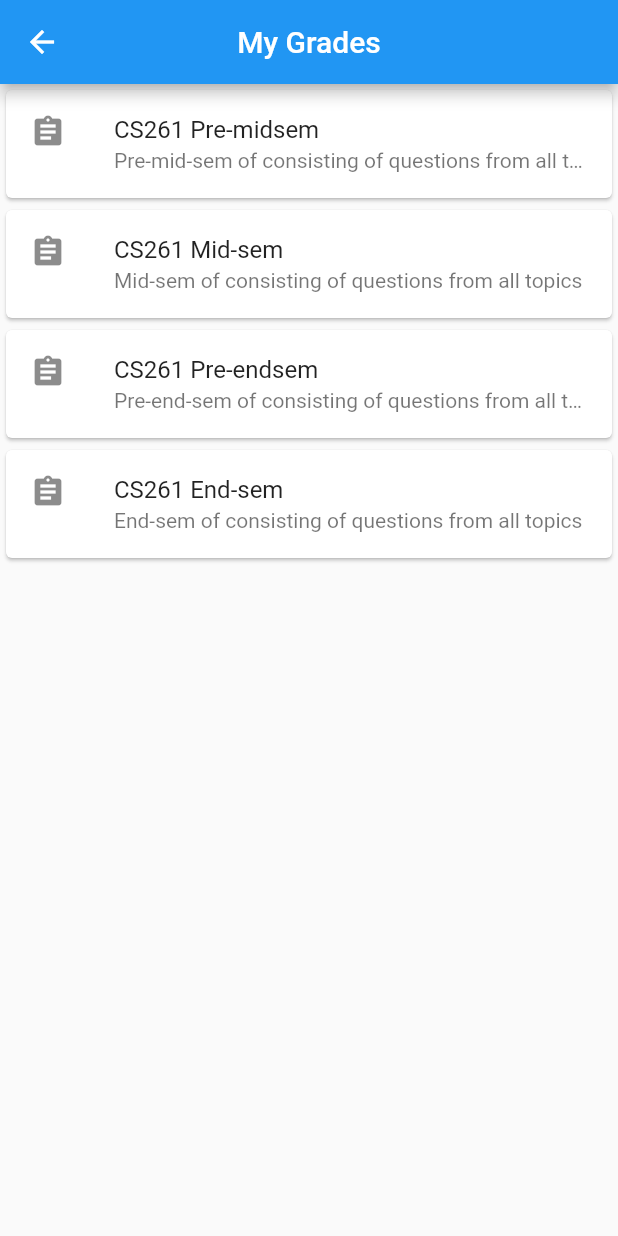
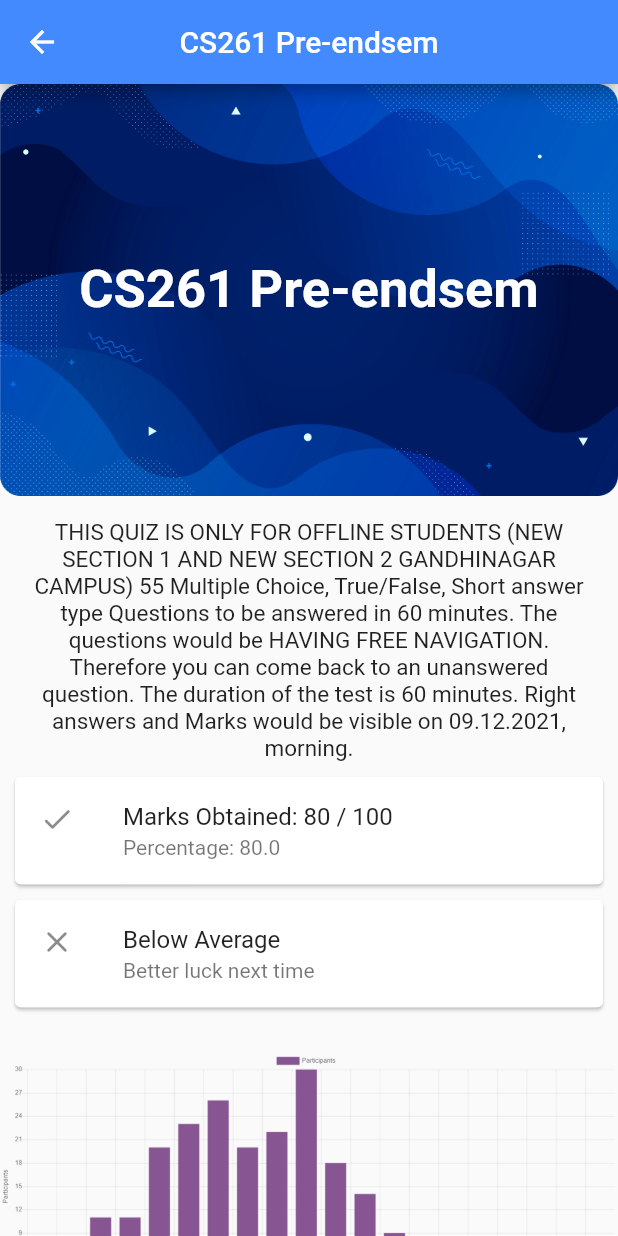
Before and after one commit to kalashshah/Institute-Management-App-Flutter, a Flutter app: the GradingPage screen opened directly, after a tap on "CS261 Pre-endsem", on a phone screen of 412 x 824 dp. Run offline on Flutter 3.47's test engine with Material 2 defaults, Android fonts, the light colour scheme and no system bars; our stand-ins replace flutter_svg, google_fonts; missing offline and left inert: dart:ffi, flutter_animated_button.

Commit message:
Add UI with objects

```diff
--- /dev/null
+++ b/lib/exam_page.dart
@@ -0,0 +1,72 @@
+import 'package:flutter/material.dart';
+import 'package:flutter/widgets.dart';
+import 'models/grade.dart';
+
+class ExamPage extends StatelessWidget {
+  final Exam exam;
+  final bool aboveAverage;
+  ExamPage(this.exam, {Key? key})
+      : aboveAverage =
+            exam.getGrade().getMarks() >= exam.getGrade().getAverage(),
+        super(key: key);
+
+  @override
+  Widget build(BuildContext context) {
+    return Scaffold(
+        appBar: AppBar(
+          title: Text(exam.getName()),
+          centerTitle: true,
+          backgroundColor: Colors.blueAccent,
+        ),
+        body: SingleChildScrollView(
+          child: Column(
+            children: <Widget>[
+              Stack(
+                alignment: Alignment.center,
+                children: <Widget>[
+                  Image.asset('assets/images/blueBackground.png'),
+                  Text(exam.getName(),
+                      style: const TextStyle(
+                          fontSize: 35,
+                          color: Colors.white,
+                          fontWeight: FontWeight.bold)),
+                ],
+              ),
+              Padding(
+                padding: const EdgeInsets.only(right: 15, top: 15, left: 15),
+                child: Text(
+                  exam.getDescription(),
+                  style: const TextStyle(fontSize: 15),
+                  textAlign: TextAlign.center,
+                ),
+              ),
+              Card(
+                margin: const EdgeInsets.all(10),
+                child: ListTile(
+                  leading: const Icon(Icons.check_rounded),
+                  title: Text(
+                      "Marks Obtained: ${exam.getGrade().getMarks()} / ${exam.getGrade().getTotal()}"),
+                  subtitle:
+                      Text("Percentage: ${exam.getGrade().getPercentage()}"),
+                ),
+              ),
+              Card(
+                margin: const EdgeInsets.only(bottom: 10, left: 10, right: 10),
+                child: ListTile(
+                  leading: Icon(
+                      aboveAverage ? Icons.check_rounded : Icons.close_rounded),
+                  title: Text(aboveAverage ? "Above Average" : "Below Average"),
+                  subtitle: Text(aboveAverage
+                      ? 'Great performance'
+                      : 'Better luck next time'),
+                ),
+              ),
+              Padding(
+                padding: const EdgeInsets.only(top: 20),
+                child: Image.asset('assets/images/histogram.png'),
+              ),
+            ],
+          ),
+        ));
+  }
+}
--- a/lib/grading_page.dart
+++ b/lib/grading_page.dart
@@ -1,13 +1,14 @@
 import 'package:flutter/material.dart';
 import 'package:flutter/widgets.dart';
 import 'package:imsystem/utils/grading_data.dart';
+import 'exam_page.dart';
 import 'models/grade.dart';
 
 class GradingCard extends StatelessWidget {
   final Exam exam;
 
-  GradingCard(name, description, grade, {Key? key})
-      : exam = Exam(name, description, grade),
+  GradingCard(name, description, grade, course, {Key? key})
+      : exam = Exam(name, description, grade, course),
         super(key: key);
 
   @override
@@ -16,17 +17,18 @@ class GradingCard extends StatelessWidget {
       child: Card(
         child: ListTile(
           leading: const Icon(Icons.assignment),
-          title: Text(exam.name),
-          subtitle: Text(exam.description, overflow: TextOverflow.ellipsis),
+          title: Text(exam.getName()),
+          subtitle:
+              Text(exam.getDescription(), overflow: TextOverflow.ellipsis),
         ),
       ),
       onTap: () {
-        // Navigator.push(
-        //   context,
-        //   MaterialPageRoute(
-        //     builder: (context) => ExamPage(exam),
-        //   ),
-        // );
+        Navigator.push(
+          context,
+          MaterialPageRoute(
+            builder: (context) => ExamPage(exam),
+          ),
+        );
       },
     );
   }
@@ -41,14 +43,16 @@ class GradingPage extends StatelessWidget {
       appBar: AppBar(
         title: const Text("My Grades"),
         centerTitle: true,
+        backgroundColor: Colors.blueAccent,
       ),
       body: ListView(
         shrinkWrap: true,
         children: myExams
             .map((exam) => GradingCard(
-                  exam.name,
-                  exam.description,
-                  Grade(exam.grade.marks, exam.grade.total),
+                  exam.getName(),
+                  exam.getDescription(),
+                  exam.getGrade(),
+                  exam.getCourse(),
                 ))
             .toList(),
       ),
--- a/lib/models/grade.dart
+++ b/lib/models/grade.dart
@@ -1,74 +1,236 @@
 class Person {
-  String name;
-  int age;
-  String roll;
+  String _name;
+  int _age;
+  String _roll;
 
-  Person(this.name, this.age, this.roll);
+  String getName() {
+    return _name;
+  }
+
+  int getAge() {
+    return _age;
+  }
+
+  String getRoll() {
+    return _roll;
+  }
+
+  void setName(String name) {
+    _name = name;
+  }
+
+  void setAge(int age) {
+    _age = age;
+  }
+
+  void setRoll(String roll) {
+    _roll = roll;
+  }
+
+  Person(this._name, this._age, this._roll);
 }
 
 class Student extends Person {
-  List<Course> courses;
-  Section section;
+  List<Course> _courses;
+  Section _section;
+
+  List<Course> getCourses() {
+    return _courses;
+  }
+
+  Section getSection() {
+    return _section;
+  }
+
+  void setCourses(List<Course> courses) {
+    _courses = courses;
+  }
+
+  void setSection(Section section) {
+    _section = section;
+  }
 
   Student(
-    String name,
-    int age,
-    String roll,
-    this.section,
-    this.courses,
-  ) : super(name, age, roll);
+    String _name,
+    int _age,
+    String _roll,
+    this._section,
+    this._courses,
+  ) : super(_name, _age, _roll);
 }
 
 class Instructor extends Person {
-  List<Course> classes;
-  int salary;
+  List<Course> _classes;
+  int _salary;
+
+  List<Course> getClasses() {
+    return _classes;
+  }
+
+  int getSalary() {
+    return _salary;
+  }
+
+  void setClasses(List<Course> classes) {
+    _classes = classes;
+  }
+
+  void setSalary(int salary) {
+    _salary = salary;
+  }
 
   Instructor(
-    String name,
-    int age,
-    String roll,
-    this.classes,
-    this.salary,
-  ) : super(name, age, roll);
+    String _name,
+    int _age,
+    String _roll,
+    this._classes,
+    this._salary,
+  ) : super(_name, _age, _roll);
 }
 
 class Course {
-  String name;
-  int credits;
-  Instructor instructor;
-  List<Assignment> assignments;
+  String _name;
+  int _credits;
+  List<Exam> _exams;
 
-  Course(this.name, this.credits, this.instructor, this.assignments);
+  String getName() {
+    return _name;
+  }
+
+  int getCredits() {
+    return _credits;
+  }
+
+  List<Exam> getExams() {
+    return _exams;
+  }
+
+  void setName(String name) {
+    _name = name;
+  }
+
+  void setCredits(int credits) {
+    _credits = credits;
+  }
+
+  void setExams(List<Exam> exams) {
+    _exams = exams;
+  }
+
+  Course(this._name, this._credits, this._exams);
 }
 
 class Section {
-  String name;
-  int capacity;
-  List<Student> students;
+  String _name;
+  int _capacity;
+  List<Student> _students;
 
-  Section(this.name, this.capacity, this.students);
+  String getName() {
+    return _name;
+  }
+
+  int getCapacity() {
+    return _capacity;
+  }
+
+  List<Student> getStudents() {
+    return _students;
+  }
+
+  void setName(String name) {
+    _name = name;
+  }
+
+  void setCapacity(int capacity) {
+    _capacity = capacity;
+  }
+
+  void setStudents(List<Student> students) {
+    _students = students;
+  }
+
+  Section(this._name, this._capacity, this._students);
 }
 
 class Grade {
-  int total;
-  int marks;
-  double percentage;
+  int _total;
+  int _marks;
+  int _average;
+  double _percentage;
 
-  Grade(this.marks, this.total) : percentage = marks / total * 100;
+  int getTotal() {
+    return _total;
+  }
+
+  int getMarks() {
+    return _marks;
+  }
+
+  int getAverage() {
+    return _average;
+  }
+
+  double getPercentage() {
+    return _percentage;
+  }
+
+  void setTotal(int total) {
+    _total = total;
+  }
+
+  void setMarks(int marks) {
+    _marks = marks;
+  }
+
+  void setAverage(int average) {
+    _average = average;
+  }
+
+  void setPercentage(double percentage) {
+    _percentage = percentage;
+  }
+
+  Grade(this._marks, this._total, this._average)
+      : _percentage = _marks / _total * 100;
 }
 
 class Exam {
-  String name;
-  String description;
-  Grade grade;
+  String _name;
+  String _description;
+  Grade _grade;
+  Course _course;
 
-  Exam(this.name, this.description, this.grade);
+  String getName() {
+    return _name;
+  }
+
+  String getDescription() {
+    return _description;
+  }
+
+  Grade getGrade() {
+    return _grade;
+  }
+
+  Course getCourse() {
+    return _course;
+  }
+
+  void setName(String name) {
+    _name = name;
+  }
+
+  void setDescription(String description) {
+    _description = description;
+  }
+
+  void setGrade(Grade grade) {
+    _grade = grade;
+  }
+
+  void setCourse(Course course) {
+    _course = course;
+  }
+
+  Exam(this._name, this._description, this._grade, this._course);
 }
-
-class Assignment {
-  String name;
-  Grade grade;
-  DateTime dueDate;
-
-  Assignment(this.name, this.grade, this.dueDate);
-}
--- a/lib/utils/grading_data.dart
+++ b/lib/utils/grading_data.dart
@@ -1,36 +1,48 @@
 import 'package:imsystem/models/grade.dart';
+
+var cs201 = Course("CS201", 2, []);
+var cs261 = Course("CS261", 2, []);
+var instructor = Instructor("Dr. Pramit", 35, "123PM", [cs201, cs261], 1000000);
 
 var myExams = [
   Exam(
     "CS261 Pre-midsem",
-    "Pre-mid-sem of consisting of questions from all topics",
+    "35 Multiple Choice, True/False, Short answer type Questions to be answered in 40 minutes. The questions would be Sequential. That is you cannot come back to an unanswered question. The duration of the test is 40 minutes. ",
     Grade(
       90,
       100,
+      80,
     ),
+    cs201,
   ),
   Exam(
     "CS261 Mid-sem",
-    "Mid-sem of consisting of questions from all topics",
+    "35 Multiple Choice, True/False, Short answer type Questions to be answered in 40 minutes. The questions would be Sequential. Therefore you cannot come back to an unanswered question. The duration of the test is 40 minutes. ",
     Grade(
       98,
       100,
+      90,
     ),
+    cs201,
   ),
   Exam(
     "CS261 Pre-endsem",
-    "Pre-end-sem of consisting of questions from all topics",
+    "THIS QUIZ IS ONLY FOR OFFLINE STUDENTS (NEW SECTION 1 AND NEW SECTION 2 GANDHINAGAR CAMPUS) 55 Multiple Choice, True/False, Short answer type Questions to be answered in 60 minutes. The questions would be HAVING FREE NAVIGATION. Therefore you can come back to an unanswered question. The duration of the test is 60 minutes. Right answers and Marks would be visible on 09.12.2021, morning.",
     Grade(
       80,
       100,
+      90,
     ),
+    cs201,
   ),
   Exam(
     "CS261 End-sem",
-    "End-sem of consisting of questions from all topics",
+    "THIS QUIZ IS ONLY FOR OFFLINE STUDENTS (NEW SECTION 1 AND NEW SECTION 2 GANDHINAGAR CAMPUS) 55 Multiple Choice, True/False, Short answer type Questions to be answered in 60 minutes. The questions would be HAVING FREE NAVIGATION. Therefore you can come back to an unanswered question. The duration of the test is 60 minutes.",
     Grade(
       92,
       100,
+      93,
     ),
+    cs201,
   ),
 ];
```
Also changed, not shown: assets/images/histogram.png (added).
